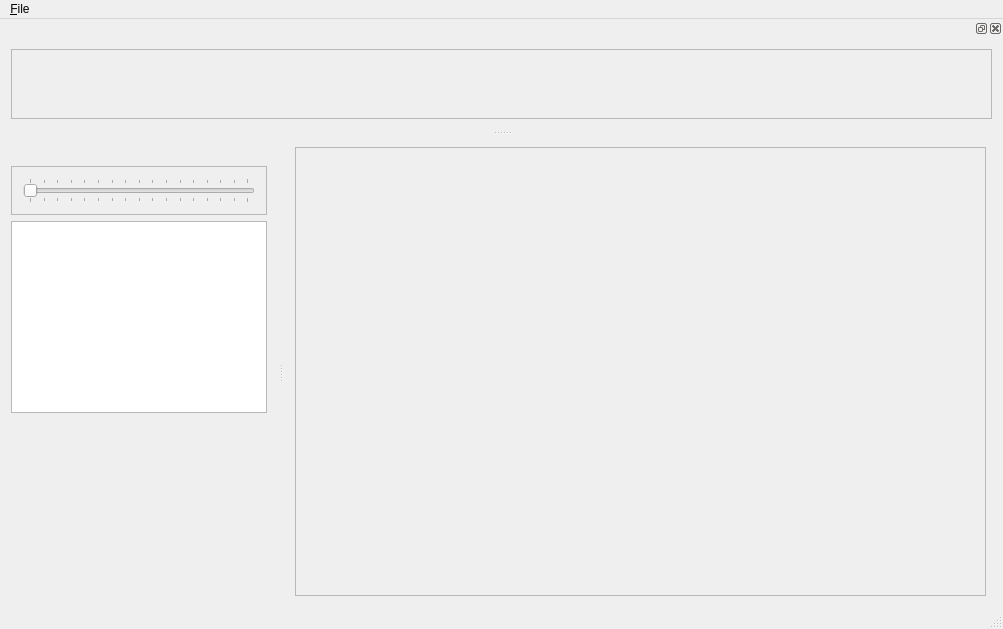
The window that mainwindow.ui (minotor-org/minotor) describes before a commit, drawn with Qt 5.
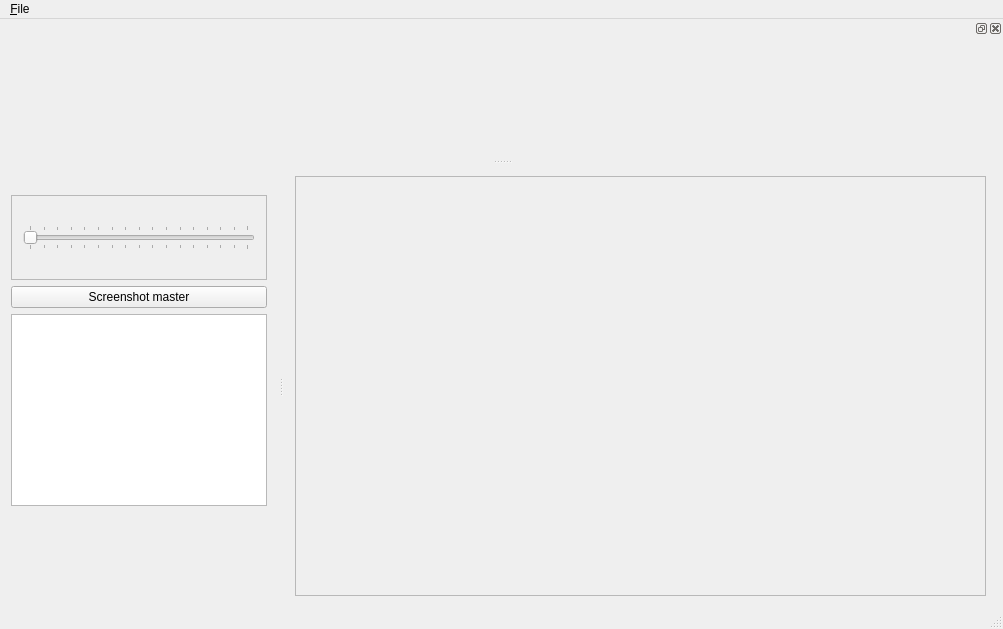
The same window after the commit.

Commit message: Implements an animation picker widget with its content

```diff
--- a/mainwindow.ui
+++ b/mainwindow.ui
@@ -117,6 +117,13 @@
        </layout>
       </widget>
      </item>
+     <item>
+      <widget class="QPushButton" name="pbShot">
+       <property name="text">
+        <string>Screenshot master</string>
+       </property>
+      </widget>
+     </item>
      <item>
       <widget class="QGraphicsView" name="gvGlobal">
        <property name="sizePolicy">
@@ -128,45 +135,23 @@
       </widget>
      </item>
      <item>
-      <spacer name="verticalSpacer">
-       <property name="orientation">
-        <enum>Qt::Vertical</enum>
-       </property>
-       <property name="sizeHint" stdset="0">
-        <size>
-         <width>20</width>
-         <height>40</height>
-        </size>
-       </property>
-      </spacer>
+      <widget class="QWidget" name="widget" native="true"/>
      </item>
     </layout>
    </widget>
   </widget>
-  <widget class="QDockWidget" name="dw">
+  <widget class="QDockWidget" name="dwAnimationPicker">
+   <property name="minimumSize">
+    <size>
+     <width>84</width>
+     <height>140</height>
+    </size>
+   </property>
    <attribute name="dockWidgetArea">
     <number>4</number>
    </attribute>
-   <widget class="QWidget" name="dockWidgetContents">
-    <layout class="QVBoxLayout" name="verticalLayout_4">
-     <item>
-      <widget class="QScrollArea" name="saAnimations">
-       <property name="widgetResizable">
-        <bool>true</bool>
-       </property>
-       <widget class="QWidget" name="saAnimationsContents">
-        <property name="geometry">
-         <rect>
-          <x>0</x>
-          <y>0</y>
-          <width>989</width>
-          <height>70</height>
-         </rect>
-        </property>
-       </widget>
-      </widget>
-     </item>
-    </layout>
+   <widget class="QWidget" name="dwAnimationPickerContent">
+    <layout class="QVBoxLayout" name="verticalLayout_4"/>
    </widget>
   </widget>
   <action name="action_Configuration">
```
The commit also changes 9 other files.
